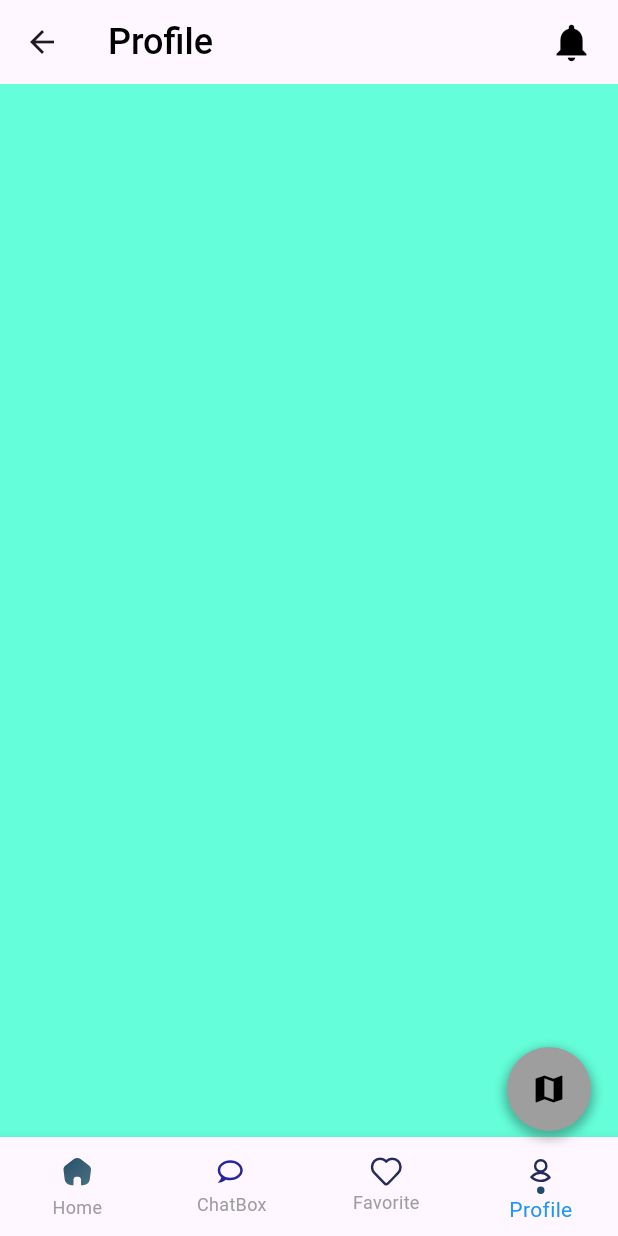
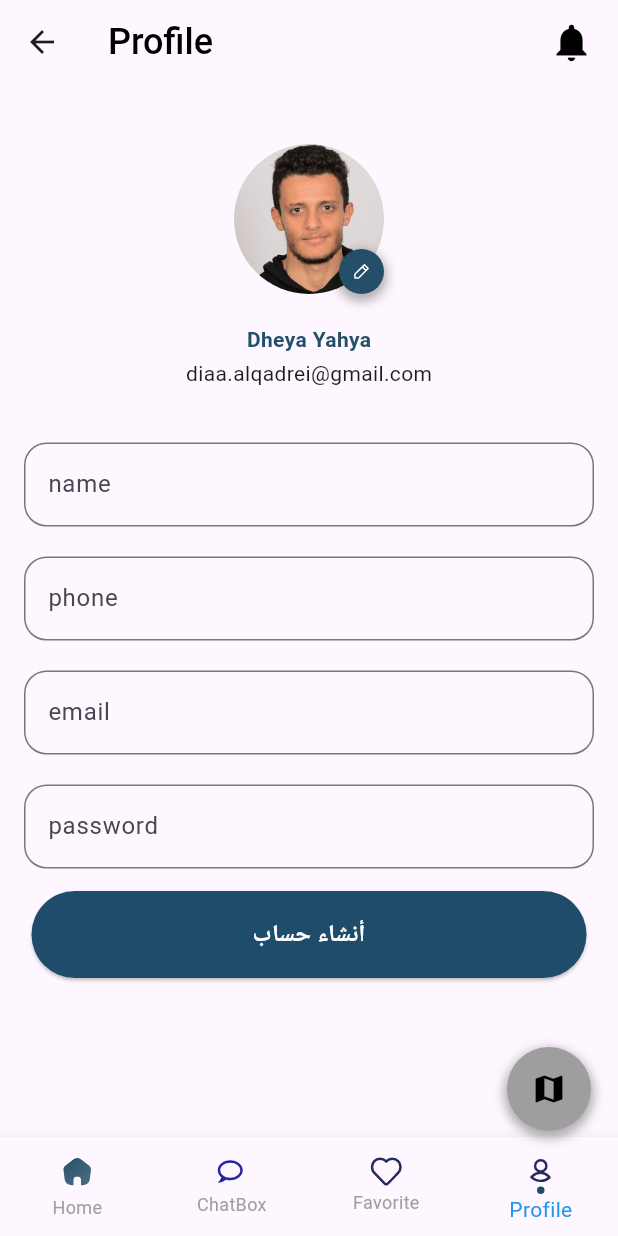
Before and after one commit to DheyaAlqaderi/smart-real-estate-app, a Flutter app: the root_pages screen opened directly, item 4 of the bottom bar chosen, on a phone screen of 412 x 824 dp. Run offline on Flutter 3.47's test engine with Material 3 defaults, Android fonts, the phone set to English and light mode, and no system bars; our stand-ins replace flutter_keyboard_visibility, flutter_svg, google_maps_flutter, photo_view, sqflite; accounts and stored records are empty; Roboto replaces fonts that are missing (Inter).

Commit message:
profile page day1

```diff
--- a/lib/main.dart
+++ b/lib/main.dart
@@ -2,6 +2,7 @@ import 'package:flutter/material.dart';
 import 'package:flutter/services.dart';
 import 'package:smart_real_estate_app/src/ui/screens/MapPage.dart';
 import 'package:smart_real_estate_app/src/ui/screens/SplashScreen.dart';
+import 'package:smart_real_estate_app/src/ui/screens/profile_page.dart';
 import 'package:smart_real_estate_app/src/ui/screens/propertyDetailsPage.dart';
 import 'package:smart_real_estate_app/src/ui/screens/property_images.dart';
 import 'package:smart_real_estate_app/src/ui/screens/root_pages.dart';
@@ -24,15 +25,16 @@ class MyApp extends StatelessWidget {
   Widget build(BuildContext context) {
     return  MaterialApp(
       debugShowCheckedModeBanner: false,
-      // home: PropertyImages(),
-      home: propertyDetailsPage(
-        image: 'assets/images/image1.png',
-        isFavorite: true,
-        rating: 4.5,
-        price: 1000000,
-        address: '50 st شارع الخمسين',
-        name: 'White',
-      )
+      home: root_pages(),
+      // home: SplashScreen(),
+      // home: propertyDetailsPage(
+      //   image: 'assets/images/image1.png',
+      //   isFavorite: true,
+      //   rating: 4.5,
+      //   price: 1000000,
+      //   address: '50 st شارع الخمسين',
+      //   name: 'White',
+      // )
     );
   }
 }
--- a/lib/src/ui/screens/myAccountPage.dart
+++ /dev/null
@@ -1,18 +0,0 @@
-import 'package:flutter/material.dart';
-
-
-class myAccountPage extends StatefulWidget {
-  const myAccountPage({super.key});
-
-  @override
-  State<myAccountPage> createState() => _myAccountPageState();
-}
-
-class _myAccountPageState extends State<myAccountPage> {
-  @override
-  Widget build(BuildContext context) {
-    return const Scaffold(
-      backgroundColor: Colors.tealAccent,
-    );
-  }
-}
--- /dev/null
+++ b/lib/src/ui/screens/profile_page.dart
@@ -0,0 +1,249 @@
+import 'package:flutter/material.dart';
+import 'package:flutter_svg/flutter_svg.dart';
+
+import '../../services/use_case/UserAuthCase.dart';
+final _formKey = GlobalKey<FormState>();
+class ProfilePage extends StatefulWidget {
+  const ProfilePage({super.key});
+
+  @override
+  State<ProfilePage> createState() => _ProfilePageState();
+}
+
+class _ProfilePageState extends State<ProfilePage> {
+  final TextEditingController nameController = TextEditingController();
+
+  final TextEditingController phoneController = TextEditingController();
+
+  final TextEditingController emailController = TextEditingController();
+
+  final TextEditingController passwordController = TextEditingController();
+
+  final UserAuthCase _authUseCase = UserAuthCase();
+
+  String? validateEmail(String? email) {
+    // Regular expression for email validation
+    final RegExp emailRegex =
+    RegExp(r"^[a-zA-Z0-9.!#$%&\'*+/=?^_`{|}~-]+@[a-zA-Z0-9-]+(?:\.[a-zA-Z0-9-]+)*$");
+
+    if (email!.isEmpty) {
+      return 'Please enter an email address.';
+    } else if (!emailRegex.hasMatch(email)) {
+      return 'Please enter a valid email address.';
+    }
+
+    return null; // Return empty string if email is valid
+  }
+  String? validateYemeniPhoneNumber(String? phoneNumber) {
+    // Regular expression for Yemeni phone number validation
+    final RegExp phoneRegex = RegExp(r'^009677[3,7,8,1,0]{1}[0-9]{7}$');
+
+    if (phoneNumber!.isEmpty) {
+      return 'Please enter a phone number.';
+    } else if (!phoneRegex.hasMatch(phoneNumber)) {
+      return 'Please enter a valid Yemeni phone number';
+    }
+
+    return null; // Return empty string if phone number is valid
+  }
+
+  @override
+  void initState() {
+    super.initState();
+    _authUseCase.setOnLoadingStateChanged(() {
+      setState(() {
+        // Refresh the UI when the loading state changes
+      });
+    });
+  }
+
+
+  bool isConditionAccepted = false;
+  @override
+  Widget build(BuildContext context) {
+    return Scaffold(
+      body: SingleChildScrollView(
+        child: Column(
+          children: [
+            Center(
+              child: Container(
+                child: Column(
+                  children: [
+                    SizedBox(height: 40.0,),
+                    Container(
+                      child: Stack(
+                         children: [
+                           CircleAvatar(
+                             radius: 50,
+                             backgroundImage: AssetImage('assets/images/me.JPG'),
+                             backgroundColor: Colors.white,
+                           ),
+                           Positioned(
+                             right: 0,
+                             bottom: 0,
+                             child: InkWell(
+                               onTap: (){
+                                 // Navigator.pop(context);
+                               },
+                               borderRadius: BorderRadius.circular(25),
+                               child: Container(
+                                 width: 30,
+                                 height: 30,
+
+                                 decoration: ShapeDecoration(
+                                   color: Color(0xFF234F68),
+                                   shape: RoundedRectangleBorder(
+                                     borderRadius: BorderRadius.circular(25),
+                                   ),
+                                   shadows: [
+                                     BoxShadow(
+                                       color: Colors.black.withOpacity(0.3),
+                                       spreadRadius: 2,
+                                       blurRadius: 5,
+                                       offset: Offset(0, 3),
+                                     )
+                                   ],
+                                 ),
+                                 child: Padding(
+                                   padding: const EdgeInsets.all(5.0),
+                                   child: Center(child: SvgPicture.asset('assets/images/pen-icon.svg')),
+                                 ),
+                               ),
+                             ),
+                           )
+                         ],
+                      ),
+                    ),
+                    SizedBox(height: 20.0),
+                    Text(
+                      'Dheya Yahya',
+                      style: TextStyle(
+                        fontSize: 14.0,
+                        fontWeight: FontWeight.bold,
+                        color: Color(0xFF234F68),
+                      ),
+                    ),
+                    SizedBox(height: 3,),
+                    Text(
+                      'diaa.alqadrei@gmail.com',
+                      style: TextStyle(
+                        fontSize: 14.0,
+                      ),
+                    ),
+                    SizedBox(height: 20,),
+                    Form(
+                      key: _formKey,
+                      child: Padding(
+                        padding: const EdgeInsets.all(16.0),
+                        child: Column(
+                          children: [
+                            TextFormField(
+                              controller: nameController,
+                              decoration: InputDecoration(
+                                labelText: 'name', // Arabic: 'Name'
+                                border: OutlineInputBorder(
+                                  borderRadius: BorderRadius.circular(15.0),
+                                ),
+                              ),
+                              validator: (name) => (name!.isEmpty)?'please enter your name':null,
+                            ),
+                            SizedBox(height: 20),
+                            TextFormField(
+                              controller: phoneController,
+                              keyboardType: TextInputType.phone,
+                              decoration: InputDecoration(
+                                  labelText: 'phone', // Arabic: 'Phone Number'
+                                  border: OutlineInputBorder(
+                                    borderRadius: BorderRadius.circular(15.0),
+                                  ),
+                                  prefixText: '+967'
+                              ),
+                              validator: (value) {
+                                print(value);
+                                final formattedPhoneNumber = "00967$value"; // Remove '+967' before validation
+                                print(formattedPhoneNumber);
+                                return validateYemeniPhoneNumber(formattedPhoneNumber);
+                              },
+                            ),
+                            SizedBox(height: 20),
+                            TextFormField(
+                              controller: emailController,
+                              keyboardType: TextInputType.emailAddress,
+                              decoration: InputDecoration(
+                                labelText: 'email', // Arabic: 'Email'
+                                border: OutlineInputBorder(
+                                  borderRadius: BorderRadius.circular(15.0),
+                                ),
+                              ),
+                              validator: validateEmail,
+                            ),
+                            SizedBox(height: 20),
+                            TextFormField(
+                              controller: passwordController,
+                              obscureText: true,
+                              decoration: InputDecoration(
+                                labelText: 'password', // Arabic: 'Password'
+                                border: OutlineInputBorder(
+                                  borderRadius: BorderRadius.circular(15.0),
+                                ),
+                              ),
+                              validator: (password) => (password!.isEmpty)?'please enter a password':null,
+                            ),
+                            SizedBox(height: 10.0),
+                            Container(
+                              margin: EdgeInsets.all(5.0),
+                              width: double.infinity,
+                              height: 58,
+                              child: ElevatedButton(
+                                onPressed: (){
+                                  if(_formKey.currentState!.validate()){
+                                    _authUseCase.createAccount(
+                                      context,
+                                      nameController.text.trim(),
+                                      phoneController.text.trim(),
+                                      emailController.text.trim(),
+                                      passwordController.text.trim(),
+                                    );
+                                  }
+
+
+                                },
+                                style: ElevatedButton.styleFrom(
+                                  backgroundColor: Color(0xFF1F4C6B),
+                                  shape: RoundedRectangleBorder(
+                                    borderRadius: BorderRadius.circular(30.0), // Corner radius
+                                  ),
+                                ),
+                                child: _authUseCase.isLoading
+                                    ? CircularProgressIndicator(
+                                  valueColor: AlwaysStoppedAnimation<Color>(Colors.white),
+                                )
+                                    : Text(
+                                  'أنشاء حساب',
+                                  textAlign: TextAlign.center,
+                                  style: TextStyle(
+                                    color: Colors.white,
+                                    fontSize: 16,
+                                    fontFamily: 'Inter',
+                                    fontWeight: FontWeight.w600,
+                                    height: 0,
+                                  ),
+                                ),
+                              ),
+                            ),
+                            SizedBox(height: 30.0),
+                          ],
+                        ),
+                      ),
+                    )
+
+                  ],
+                ),
+              ),
+            )
+          ],
+        ),
+      ),
+    );
+  }
+}
--- a/lib/src/ui/screens/root_pages.dart
+++ b/lib/src/ui/screens/root_pages.dart
@@ -2,9 +2,9 @@ import 'package:flutter/material.dart';
 import 'package:flutter_svg/svg.dart';
 import 'package:smart_real_estate_app/src/ui/screens/MapPage.dart';
 import 'package:smart_real_estate_app/src/ui/screens/chat/roomsPage.dart';
+import 'package:smart_real_estate_app/src/ui/screens/profile_page.dart';
 import 'favoritePage.dart';
 import 'homePage.dart';
-import 'myAccountPage.dart';
 
 class root_pages extends StatefulWidget {
   const root_pages({super.key});
@@ -21,7 +21,7 @@ class _root_pagesState extends State<root_pages> {
     homePage(),
     roomsPage(),
     favoritePage(),
-    myAccountPage(),
+    ProfilePage(),
   ];
 
   List<SvgPicture> iconList = [
```
Also changed, not shown: assets/images/pen-icon.svg (added).
